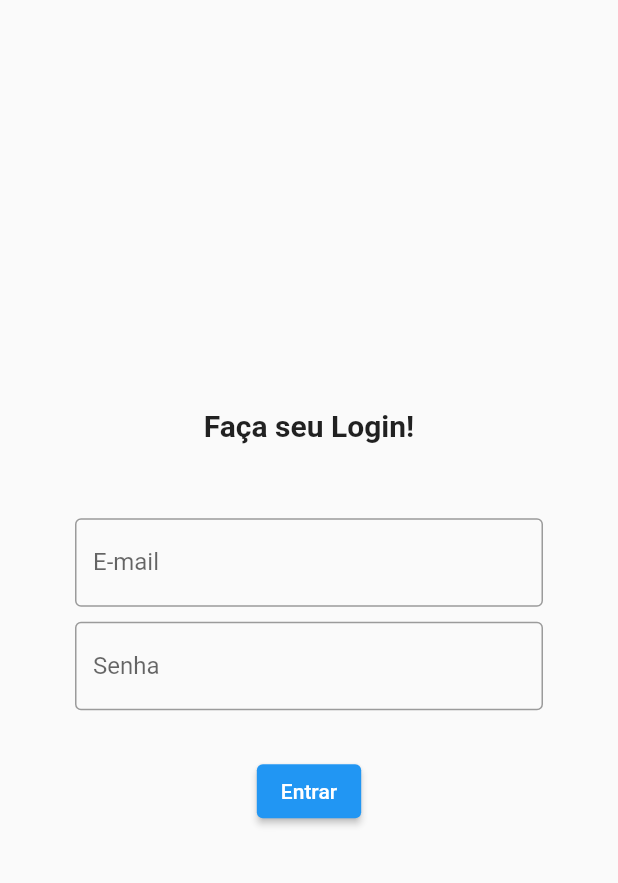
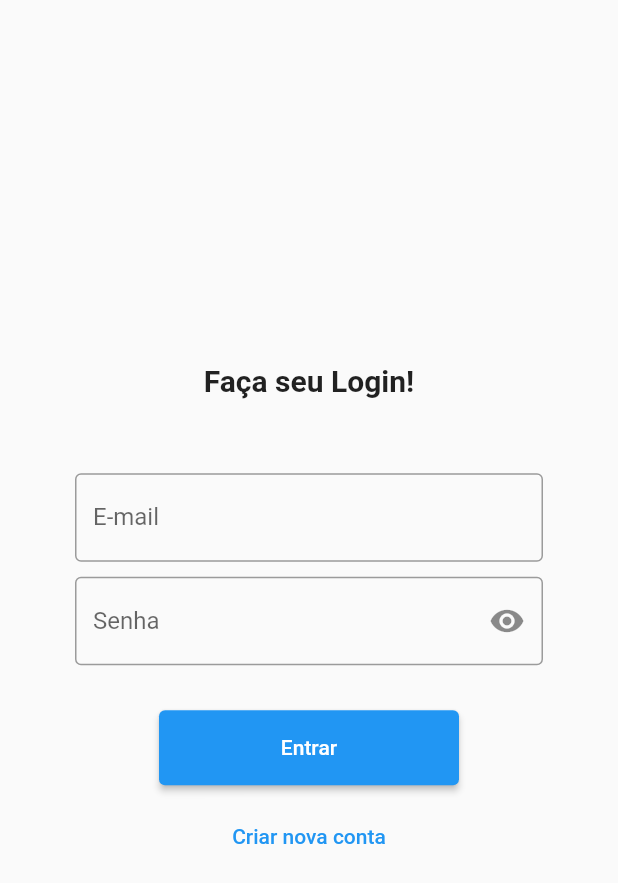
Before and after one commit to bernardodm/Guarda-Grana, a Flutter app: the LoginPage screen opened directly, on a phone screen of 412 x 824 dp. Shown: the top 883 px of the screen. Run offline on Flutter 3.47's test engine with Material 2 defaults, Android fonts, the phone set to English and light mode, and no system bars; missing offline and left inert: dart:html.

Commit message:
Update login

```diff
--- a/lib/loginpage.dart
+++ b/lib/loginpage.dart
@@ -1,5 +1,3 @@
-import 'dart:html';
-
 import 'package:flutter/material.dart';
 import 'package:flutter/src/widgets/framework.dart';
 import 'package:flutter/src/widgets/placeholder.dart';
@@ -18,6 +16,7 @@ class LoginPage extends StatefulWidget {
 
 class _LoginPageState extends State<LoginPage> {
   final formKey = GlobalKey<FormState>();
+  bool _mostrasenha = true;
 
   @override
   Widget build(BuildContext context) {
@@ -74,16 +73,31 @@ class _LoginPageState extends State<LoginPage> {
                   }
                   return null;
                 },
-                obscureText: true,
+                obscureText: _mostrasenha,
                 decoration: InputDecoration(
                   border: OutlineInputBorder(),
                   labelText: ('Senha'),
+                  suffixIcon: GestureDetector(
+                    child: Icon(_mostrasenha == false
+                        ? Icons.visibility_off
+                        : Icons.visibility),
+                    onTap: () {
+                      setState(() {
+                        _mostrasenha = !_mostrasenha;
+                      });
+                    },
+                  ),
                 ),
               ),
               SizedBox(
                 height: 30,
               ),
               ElevatedButton(
+                style: ButtonStyle(
+                  minimumSize: MaterialStateProperty.all(
+                    Size(200, 50),
+                  ),
+                ),
                 onPressed: () {
                   if (formKey.currentState!.validate()) {
                     Navigator.of(context).pushReplacement(
@@ -97,6 +111,19 @@ class _LoginPageState extends State<LoginPage> {
                 },
                 child: Text("Entrar"),
               ),
+              SizedBox(
+                height: 10,
+              ),
+              TextButton(
+                onPressed: () {
+                  Navigator.of(context).pushReplacement(
+                    MaterialPageRoute(
+                      builder: (context) => ContaLogin(),
+                    ),
+                  );
+                },
+                child: Text("Criar nova conta"),
+              ),
             ],
           ),
         ),
--- a/lib/main.dart
+++ b/lib/main.dart
@@ -3,13 +3,14 @@ import 'package:my_app/addpage.dart';
 import 'package:my_app/carteira.dart';
 import 'package:my_app/contalogin.dart';
 import 'package:my_app/home.dart';
-import 'package:my_app/login.dart';
+import 'package:my_app/startpage.dart';
+
 import 'package:my_app/loginpage.dart';
 
 void main() {
   runApp(
     MaterialApp(
-      home: ContaLogin(),
+      home: StartPage(),
     ),
   );
 }
```
Also changed, not shown: lib/contalogin.dart (+42 -2 lines), lib/login.dart (deleted, +0 -14 lines), lib/startpage.dart (added, +90 -0 lines).
